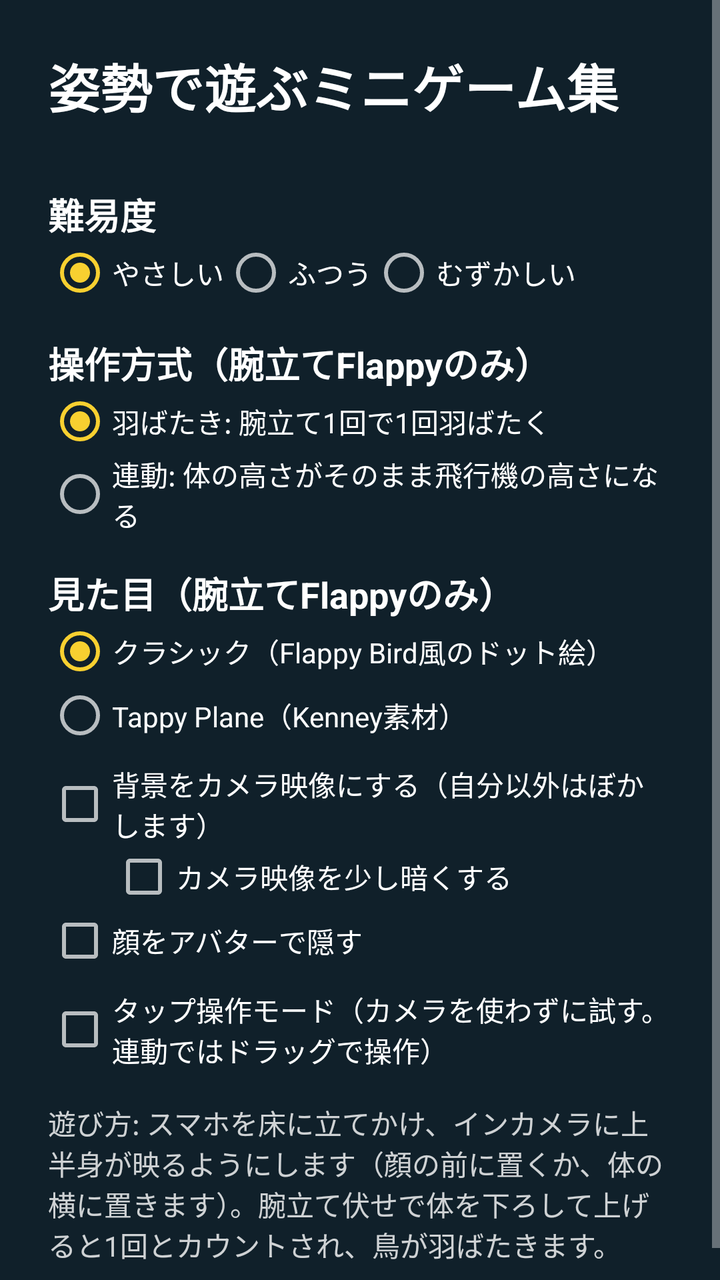
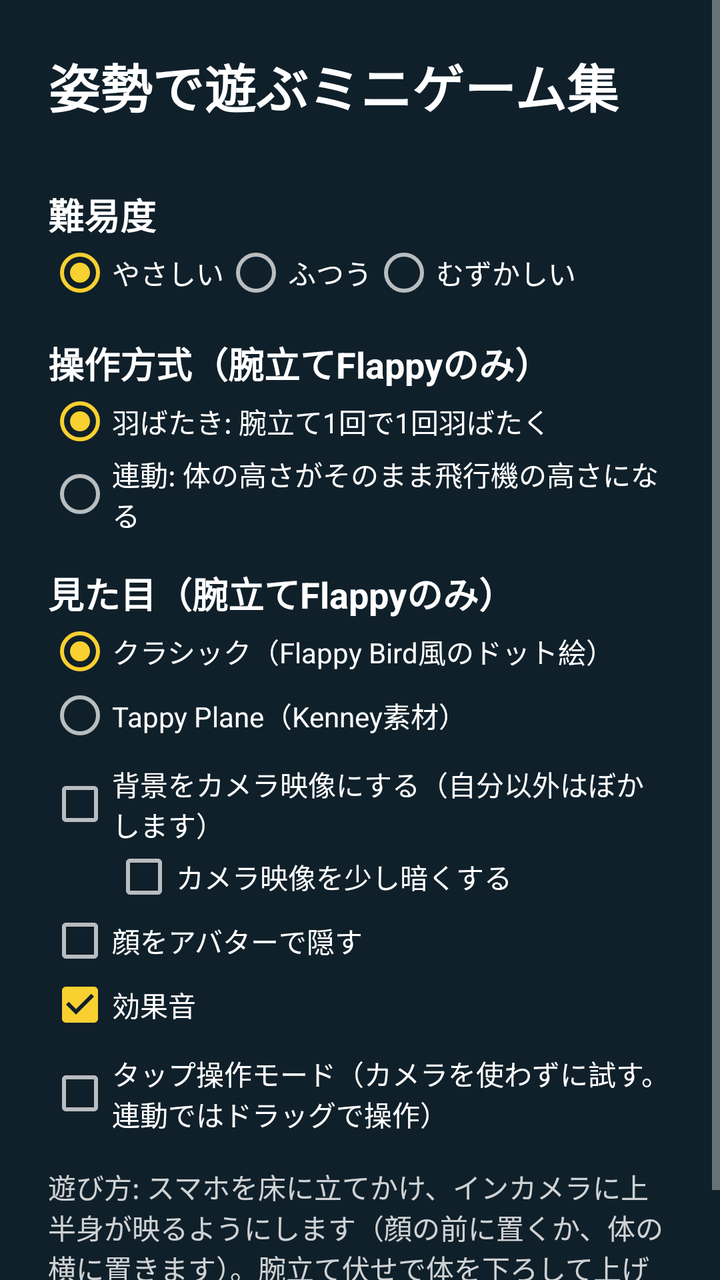

An Android layout rendered at two revisions. The XML below is the earlier revision; the diff shows what the commit changed to produce the second picture.
<!-- AndroidManifest.xml: application theme Theme.PushupFlappy -->
<!-- res/layout/activity_main.xml -->
<?xml version="1.0" encoding="utf-8"?>
<ScrollView xmlns:android="http://schemas.android.com/apk/res/android"
    android:layout_width="match_parent"
    android:layout_height="match_parent"
    android:fitsSystemWindows="true">

    <LinearLayout
        android:layout_width="match_parent"
        android:layout_height="wrap_content"
        android:orientation="vertical"
        android:padding="24dp">

        <TextView
            android:layout_width="wrap_content"
            android:layout_height="wrap_content"
            android:text="@string/menu_title"
            android:textSize="26sp"
            android:textStyle="bold" />

        <LinearLayout
            android:id="@+id/game_list"
            android:layout_width="match_parent"
            android:layout_height="wrap_content"
            android:layout_marginTop="16dp"
            android:orientation="vertical" />

        <TextView
            android:layout_width="wrap_content"
            android:layout_height="wrap_content"
            android:layout_marginTop="16dp"
            android:text="@string/menu_difficulty"
            android:textSize="18sp"
            android:textStyle="bold" />

        <RadioGroup
            android:id="@+id/difficulty"
            android:layout_width="match_parent"
            android:layout_height="wrap_content"
            android:checkedButton="@+id/difficulty_easy"
            android:orientation="horizontal">

            <RadioButton
                android:id="@id/difficulty_easy"
                android:layout_width="wrap_content"
                android:layout_height="wrap_content"
                android:text="@string/difficulty_easy" />

            <RadioButton
                android:id="@+id/difficulty_normal"
                android:layout_width="wrap_content"
                android:layout_height="wrap_content"
                android:text="@string/difficulty_normal" />

            <RadioButton
                android:id="@+id/difficulty_hard"
                android:layout_width="wrap_content"
                android:layout_height="wrap_content"
                android:text="@string/difficulty_hard" />
        </RadioGroup>

        <TextView
            android:layout_width="wrap_content"
            android:layout_height="wrap_content"
            android:layout_marginTop="16dp"
            android:text="@string/menu_control_mode"
            android:textSize="18sp"
            android:textStyle="bold" />

        <RadioGroup
            android:id="@+id/control_mode"
            android:layout_width="match_parent"
            android:layout_height="wrap_content"
            android:checkedButton="@+id/control_flap"
            android:orientation="vertical">

            <RadioButton
                android:id="@id/control_flap"
                android:layout_width="wrap_content"
                android:layout_height="wrap_content"
                android:text="@string/control_flap" />

            <RadioButton
                android:id="@+id/control_linked"
                android:layout_width="wrap_content"
                android:layout_height="wrap_content"
                android:text="@string/control_linked" />
        </RadioGroup>

        <TextView
            android:layout_width="wrap_content"
            android:layout_height="wrap_content"
            android:layout_marginTop="16dp"
            android:text="@string/menu_theme"
            android:textSize="18sp"
            android:textStyle="bold" />

        <RadioGroup
            android:id="@+id/theme"
            android:layout_width="match_parent"
            android:layout_height="wrap_content"
            android:checkedButton="@+id/theme_classic"
            android:orientation="vertical">

            <RadioButton
                android:id="@id/theme_classic"
                android:layout_width="wrap_content"
                android:layout_height="wrap_content"
                android:text="@string/theme_classic" />

            <RadioButton
                android:id="@+id/theme_kenney"
                android:layout_width="wrap_content"
                android:layout_height="wrap_content"
                android:text="@string/theme_kenney" />
        </RadioGroup>

        <CheckBox
            android:id="@+id/camera_backdrop"
            android:layout_width="wrap_content"
            android:layout_height="wrap_content"
            android:layout_marginTop="8dp"
            android:text="@string/menu_camera_backdrop" />

        <CheckBox
            android:id="@+id/dim_backdrop"
            android:layout_width="wrap_content"
            android:layout_height="wrap_content"
            android:layout_marginStart="32dp"
            android:text="@string/menu_dim_backdrop" />

        <CheckBox
            android:id="@+id/avatar"
            android:layout_width="wrap_content"
            android:layout_height="wrap_content"
            android:text="@string/menu_avatar" />

        <CheckBox
            android:id="@+id/tap_mode"
            android:layout_width="wrap_content"
            android:layout_height="wrap_content"
            android:layout_marginTop="8dp"
            android:text="@string/menu_tap_mode" />

        <TextView
            android:layout_width="match_parent"
            android:layout_height="wrap_content"
            android:layout_marginTop="16dp"
            android:alpha="0.8"
            android:text="@string/menu_howto"
            android:textSize="14sp" />
    </LinearLayout>
</ScrollView>
<!-- resources referenced by this layout -->
<resources>
  <string name="control_flap">羽ばたき: 腕立て1回で1回羽ばたく</string>
  <string name="control_linked">連動: 体の高さがそのまま飛行機の高さになる</string>
  <string name="difficulty_easy">やさしい</string>
  <string name="difficulty_hard">むずかしい</string>
  <string name="difficulty_normal">ふつう</string>
  <string name="menu_avatar">顔をアバターで隠す</string>
  <string name="menu_camera_backdrop">背景をカメラ映像にする（自分以外はぼかします）</string>
  <string name="menu_control_mode">操作方式（腕立てFlappyのみ）</string>
  <string name="menu_difficulty">難易度</string>
  <string name="menu_dim_backdrop">カメラ映像を少し暗くする</string>
  <string name="menu_howto">遊び方: スマホを床に立てかけ、インカメラに上半身が映るようにします（顔の前に置くか、体の横に置きます）。腕立て伏せで体を下ろして上げると1回とカウントされ、鳥が羽ばたきます。</string>
  <string name="menu_tap_mode">タップ操作モード（カメラを使わずに試す。連動ではドラッグで操作）</string>
  <string name="menu_theme">見た目（腕立てFlappyのみ）</string>
  <string name="menu_title">姿勢で遊ぶミニゲーム集</string>
  <string name="theme_classic">クラシック（Flappy Bird風のドット絵）</string>
  <string name="theme_kenney">Tappy Plane（Kenney素材）</string>
  <style name="Theme.PushupFlappy" parent="Theme.AppCompat.NoActionBar">
          <item name="colorPrimary">@color/pipe</item>
          <item name="colorPrimaryDark">@color/background</item>
          <item name="colorAccent">@color/bird</item>
          <item name="android:windowBackground">@color/background</item>
          <item name="android:textColor">@color/text</item>
      </style>
  <color name="pipe">#FF5EBD3E</color>
  <color name="background">#FF10202A</color>
  <color name="bird">#FFF8D030</color>
  <color name="text">#FFFFFFFF</color>
</resources>

<!-- the commit's change to res/layout/activity_main.xml (unified diff, before → after) -->
@@ -135,6 +135,13 @@
             android:text="@string/menu_avatar" />
 
         <CheckBox
+            android:id="@+id/sound"
+            android:layout_width="wrap_content"
+            android:layout_height="wrap_content"
+            android:checked="true"
+            android:text="@string/menu_sound" />
+
+        <CheckBox
             android:id="@+id/tap_mode"
             android:layout_width="wrap_content"
             android:layout_height="wrap_content"
<!-- resource entries referenced after the edit -->
@@ -11,6 +11,7 @@
   <string name="menu_difficulty">難易度</string>
   <string name="menu_dim_backdrop">カメラ映像を少し暗くする</string>
   <string name="menu_howto">遊び方: スマホを床に立てかけ、インカメラに上半身が映るようにします（顔の前に置くか、体の横に置きます）。腕立て伏せで体を下ろして上げると1回とカウントされ、鳥が羽ばたきます。</string>
+  <string name="menu_sound">効果音</string>
   <string name="menu_tap_mode">タップ操作モード（カメラを使わずに試す。連動ではドラッグで操作）</string>
   <string name="menu_theme">見た目（腕立てFlappyのみ）</string>
   <string name="menu_title">姿勢で遊ぶミニゲーム集</string>
